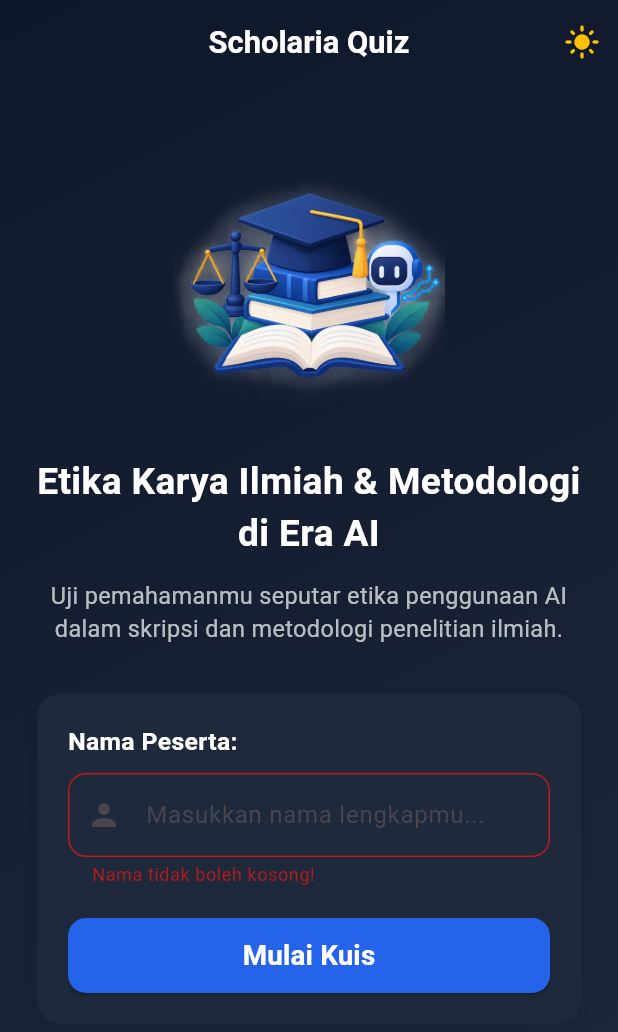
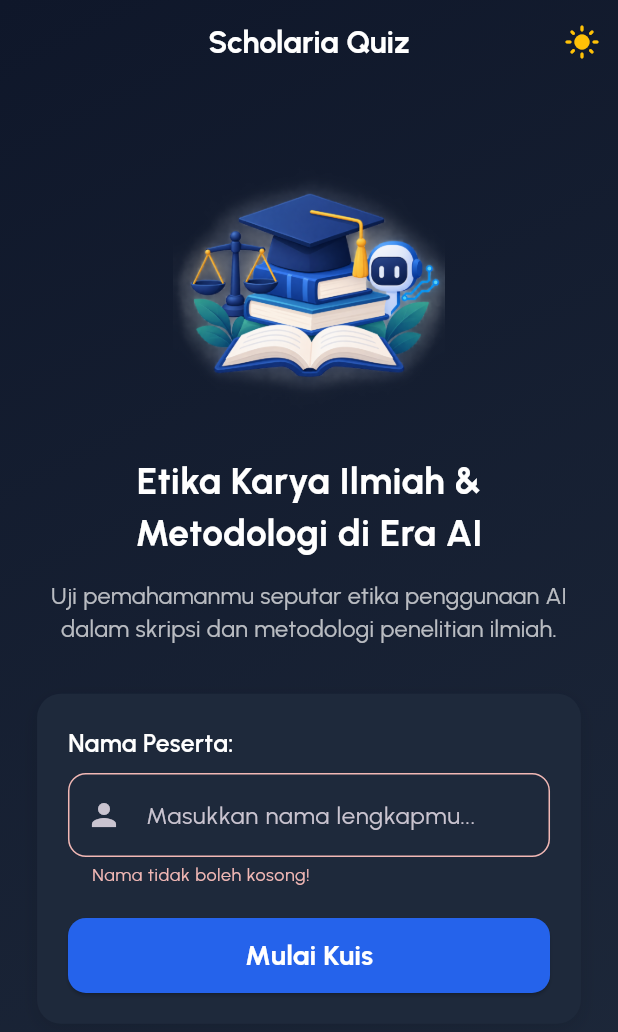
Before and after one commit to LAVOTSIRC/UTS_Pemrograman-Mobile_Kuis, a Flutter app: the WelcomeScreen screen opened directly, after a tap on "Mulai Kuis", after a tap on the "dark mode" icon, on a phone screen of 412 x 824 dp. Shown: the top 1032 px of the screen. Run offline on Flutter 3.47's test engine with Material 3 defaults, Android fonts, the phone set to English and light mode, and no system bars.

Commit message:
feat: configure ChangeNotifierProvider and dual theme in main

```diff
--- a/lib/main.dart
+++ b/lib/main.dart
@@ -1,4 +1,7 @@
 import 'package:flutter/material.dart';
+import 'package:provider/provider.dart';
+import 'providers/quiz_provider.dart';
+import 'screens/welcome_screen.dart';
 
 void main() {
   runApp(const MyApp());
@@ -7,16 +10,40 @@ void main() {
 class MyApp extends StatelessWidget {
   const MyApp({super.key});
 
-  // This widget is the root of your application.
   @override
   Widget build(BuildContext context) {
-    return MaterialApp(
-      title: 'Flutter Demo',
-      theme: ThemeData(
+    // 1. Membungkus aplikasi dengan ChangeNotifierProvider
+    return ChangeNotifierProvider(
+      create: (_) => QuizProvider(),
+      // 2. Menggunakan Consumer agar saat tombol Dark Mode ditekan, tema MaterialApp berubah
+      child: Consumer<QuizProvider>(
+        builder: (context, quizProvider, child) {
+          return MaterialApp(
+            title: 'Scholaria Quiz',
+            debugShowCheckedModeBanner: false,
 
-        colorScheme: .fromSeed(seedColor: Colors.deepPurple),
+            // Jika isDarkMode bernilai true, gunakan tema gelap. Jika false, gunakan tema terang.
+            themeMode: quizProvider.isDarkMode ? ThemeMode.dark : ThemeMode.light,
+
+            // Tema Terang (Light Mode) + Font Urbanist
+            theme: ThemeData(
+              brightness: Brightness.light,
+              fontFamily: 'Urbanist',
+              primarySwatch: Colors.blue,
+            ),
+
+            // Tema Gelap (Dark Mode) + Font Urbanist
+            darkTheme: ThemeData(
+              brightness: Brightness.dark,
+              fontFamily: 'Urbanist',
+              primarySwatch: Colors.blue,
+            ),
+
+            // Halaman pertama yang dibuka
+            home: const WelcomeScreen(),
+          );
+        },
       ),
-      home: const MyHomePage(title: 'Flutter Demo Home Page'),
     );
   }
 }
```
